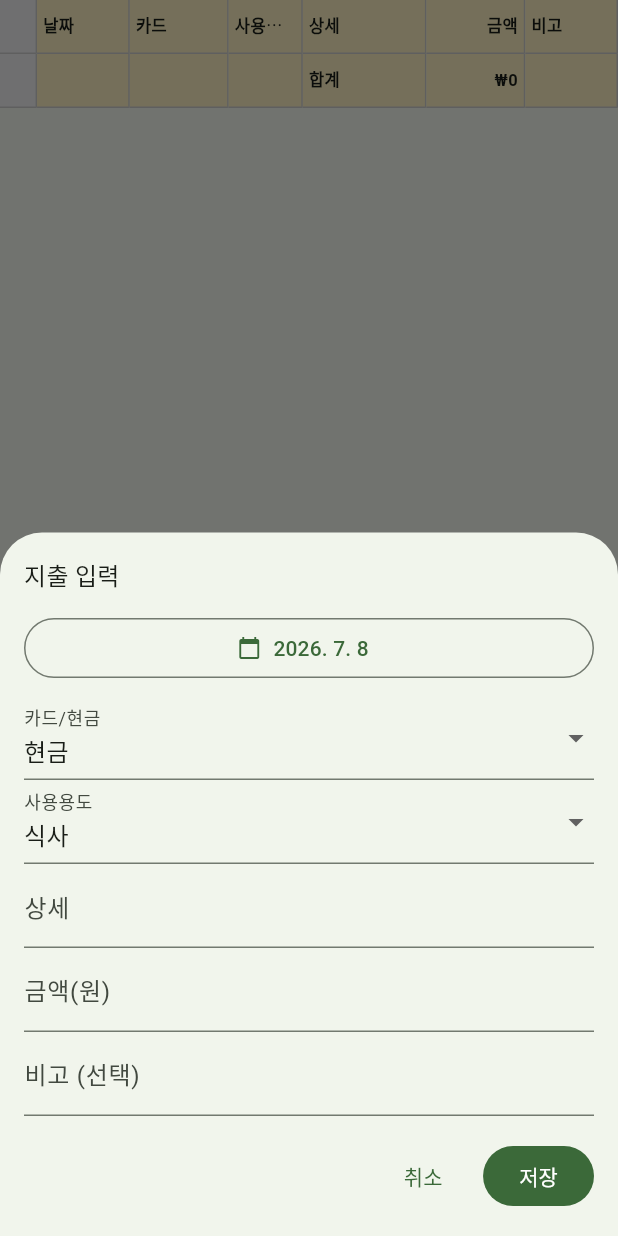
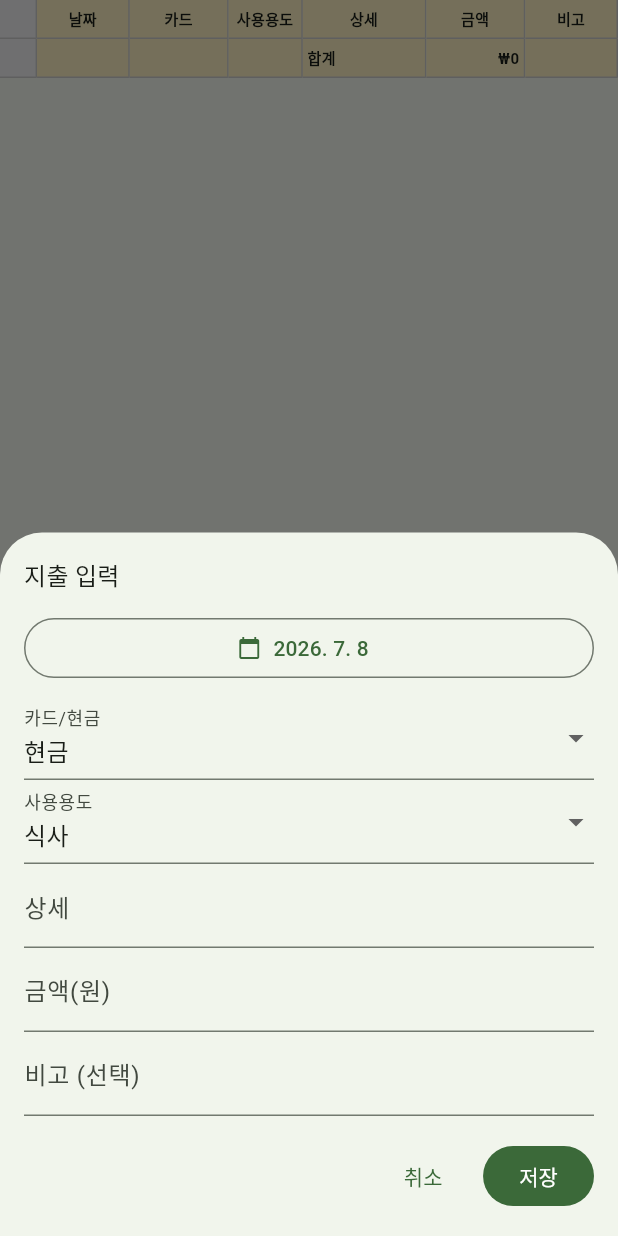
Before and after one commit to leenajin/mobile_money, a Flutter app: the screen it shows after launch, after a tap on the "add" icon, on a phone screen of 412 x 824 dp. Run offline on Flutter 3.47's test engine with Material 3 defaults, Android fonts, the phone set to English and light mode, and no system bars; our stand-ins replace google_sign_in, shared_preferences, sqflite, sqflite_common_ffi_web; missing offline and left inert: extension_google_sign_in_as_googleapis_auth, googleapis; accounts and stored records are empty.

Commit message:
표 글씨 축소, 행 높이 축소, 헤더 가운데 정렬 (엑셀 스타일)

```diff
--- a/lib/widgets/ledger_table.dart
+++ b/lib/widgets/ledger_table.dart
@@ -40,13 +40,15 @@ class LedgerTable extends StatelessWidget {
   }
 
   Widget _cell(int col, String text,
-      {Color? bg, bool bold = false, bool right = false}) {
+      {Color? bg, bool bold = false, bool right = false, bool center = false}) {
     return Expanded(
       flex: _colFlexes[col],
       child: Container(
-        height: 36,
-        padding: const EdgeInsets.symmetric(horizontal: 4),
-        alignment: right ? Alignment.centerRight : Alignment.centerLeft,
+        height: 26,
+        padding: const EdgeInsets.symmetric(horizontal: 3),
+        alignment: center
+            ? Alignment.center
+            : (right ? Alignment.centerRight : Alignment.centerLeft),
         decoration: BoxDecoration(
           color: bg,
           border: const Border(
@@ -58,7 +60,7 @@ class LedgerTable extends StatelessWidget {
             maxLines: 1,
             overflow: TextOverflow.ellipsis,
             style: TextStyle(
-                fontSize: 11,
+                fontSize: 10,
                 fontWeight: bold ? FontWeight.bold : FontWeight.normal)),
       ),
     );
@@ -66,12 +68,12 @@ class LedgerTable extends StatelessWidget {
 
   Widget _headerRow() => Row(children: [
         _cell(0, '', bg: _rowNumColor),
-        _cell(1, '날짜', bg: _headerColor, bold: true),
-        _cell(2, '카드', bg: _headerColor, bold: true),
-        _cell(3, '사용용도', bg: _headerColor, bold: true),
-        _cell(4, '상세', bg: _headerColor, bold: true),
-        _cell(5, '금액', bg: _headerColor, bold: true, right: true),
-        _cell(6, '비고', bg: _headerColor, bold: true),
+        _cell(1, '날짜', bg: _headerColor, bold: true, center: true),
+        _cell(2, '카드', bg: _headerColor, bold: true, center: true),
+        _cell(3, '사용용도', bg: _headerColor, bold: true, center: true),
+        _cell(4, '상세', bg: _headerColor, bold: true, center: true),
+        _cell(5, '금액', bg: _headerColor, bold: true, center: true),
+        _cell(6, '비고', bg: _headerColor, bold: true, center: true),
       ]);
 
   Widget _dataRow(int i) {
@@ -80,7 +82,7 @@ class LedgerTable extends StatelessWidget {
     return InkWell(
       onTap: () => onRowTap(e),
       child: Row(children: [
-        _cell(0, '${i + 1}', bg: _rowNumColor),
+        _cell(0, '${i + 1}', bg: _rowNumColor, center: true),
         _cell(1, row.showDate ? formatSheetDate(e.date) : ''),
         _cell(2, paymentNames[e.paymentMethodId] ?? ''),
         _cell(3, categoryNames[e.categoryId] ?? ''),
```
